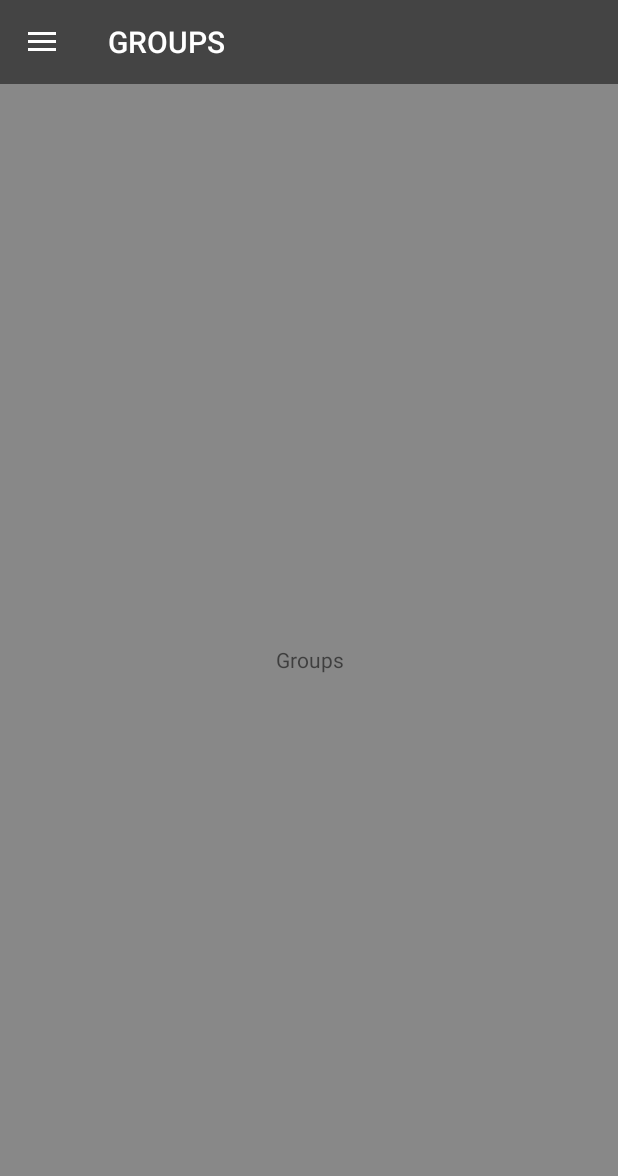
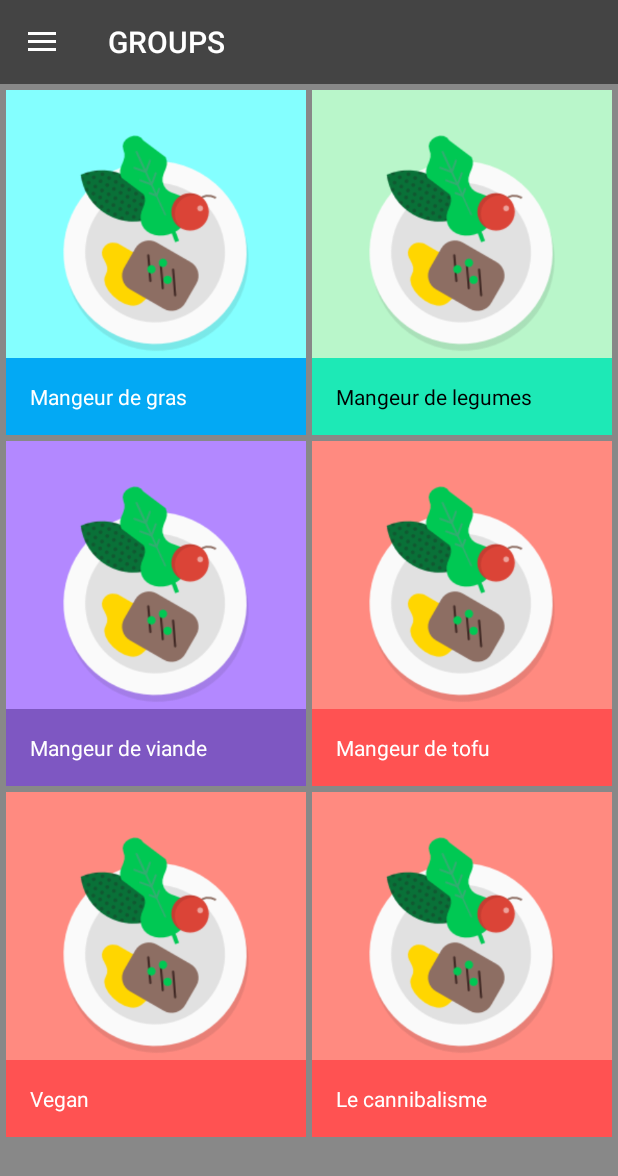
Before and after one commit to BJTUNourriture/Nourriture, an Android app: the fragment UserGroupsFragment placed in its activity, in the side drawer, after a tap on "GROUPS", on a phone screen of 412 x 824 dp. Shown: the top 1176 px of the screen. Run offline under Robolectric (Android 15) with nearby library versions, the phone set to English and light mode, and no system bars; libraries missing offline, so code that uses them is left out: rx.android.schedulers, rx.schedulers; 7 statements that could not run were skipped.

Commit message:
ajout page groupe user + page groups (necessite changement icone)

```diff
--- /dev/null
+++ b/source/android/app/src/main/java/cn/bjtu/nourriture/adapters/GroupsAdapter.java
@@ -0,0 +1,177 @@
+package cn.bjtu.nourriture.adapters;
+
+import android.app.Activity;
+import android.graphics.Color;
+import android.support.v4.app.FragmentActivity;
+import android.support.v4.app.FragmentTransaction;
+import android.support.v7.widget.RecyclerView;
+import android.util.Log;
+import android.view.LayoutInflater;
+import android.view.View;
+import android.view.ViewGroup;
+import android.widget.Filter;
+import android.widget.Filterable;
+import android.widget.ImageView;
+import android.widget.TextView;
+
+import java.util.ArrayList;
+import java.util.LinkedList;
+import java.util.List;
+
+import cn.bjtu.nourriture.R;
+import cn.bjtu.nourriture.api.NourritureService;
+import cn.bjtu.nourriture.api.ServiceFactory;
+import cn.bjtu.nourriture.fragments.GroupPageFragment;
+import cn.bjtu.nourriture.model.Groups;
+import rx.Observable;
+import rx.Subscriber;
+import rx.android.schedulers.AndroidSchedulers;
+import rx.schedulers.Schedulers;
+
+public class GroupsAdapter extends RecyclerView.Adapter<GroupsAdapter.ViewHolder> {
+
+    private final LayoutInflater mLayoutInflater;
+    private final Activity mActivity;
+    private List<Groups> mGroups = new ArrayList<>();
+    private List<Groups> mfilteredGroups = new ArrayList<>();
+
+    private static final String TAG = "Groups";
+
+    private OnItemClickListener mOnItemClickListener;
+
+    public interface OnItemClickListener {
+        void onClick(View view, int position);
+    }
+
+    public GroupsAdapter(Activity activity) {
+        mActivity = activity;
+        mLayoutInflater = LayoutInflater.from(activity.getApplicationContext());
+        updateGroups(activity);
+    }
+
+    private void updateGroups(Activity activity) {
+        //Insantiate the non-singleton Nourriture Service
+        NourritureService service = ServiceFactory.createRetrofitService(NourritureService.class);
+
+        //Get all the groups from the API
+        Observable<List<Groups>> observable = service.getGroups();
+
+        observable
+                .subscribeOn(Schedulers.newThread())
+                .observeOn(AndroidSchedulers.mainThread())
+                .subscribe(new Subscriber<List<Groups>>() {
+                    @Override
+                    public void onCompleted() {
+                        //Do nothing
+                    }
+
+                    @Override
+                    public void onError(Throwable e) {
+                        //Log.e(TAG, e.getMessage());
+                                /*e.printStackTrace();
+                                Log.e(TAG, e.getMessage());*/
+                                /*if (e instanceof HttpException) {
+                                    ErrorLogin error = ErrorUtils.parseError(((HttpException) e).response().errorBody(), ServiceGenerator.getRetrofit());
+                                }*/
+                    }
+
+                    @Override
+                    public void onNext(List<Groups> group) {
+                        for (int i = 0; i < group.size(); i++) {
+                            Log.d(TAG, group.get(i).getName());
+                            mGroups.add(new Groups(group.get(i).getName(), group.get(i).getDescription(), group.get(i).get_id(), new ColorItem("#84ffff", "#ffffff", "#03a9f4")));
+                        }
+                        notifyDataSetChanged();
+                    }
+                });
+        // get dummy groups
+
+        mGroups.add(new Groups("Mangeur de gras", "Le gras c'est la vie !!!", "000001", new ColorItem("#84ffff", "#ffffff","#03a9f4")));
+        mGroups.add(new Groups("Mangeur de legumes", "Les légumes vous rende utile à la société", "000002", new ColorItem("#b9f6ca", "#000000","#1de9b6")));
+        mGroups.add(new Groups("Mangeur de viande", "Au sommet de la chaine alimentaire", "000003", new ColorItem("#b388ff", "#ffffff","#7e57c2")));
+        mGroups.add(new Groups("Mangeur de tofu", "Mange du tofu, tu mourras vieux et depressif", "000004", new ColorItem("#ff8a80", "#ffffff","#ff5252")));
+        mGroups.add(new Groups("Vegan", "Les mangeur de viande iront en enfer","000004", new ColorItem("#ff8a80", "#ffffff","#ff5252")));
+        mGroups.add(new Groups("Le cannibalisme", "Le cannibalisme c'est la vie, la vie c'est le cannibalisme",  "000004", new ColorItem("#ff8a80", "#ffffff","#ff5252")));
+
+    }
+
+    @Override
+    public ViewHolder onCreateViewHolder(ViewGroup parent, int viewType) {
+        return new ViewHolder(mLayoutInflater
+                .inflate(R.layout.item_group, parent, false));
+    }
+
+
+    @Override
+    public void onBindViewHolder(ViewHolder holder, final int position) {
+        Groups group = mGroups.get(position);
+//        setCategoryIcon(group, holder.icon);
+//        holder.itemView.setBackgroundColor(getColor(theme.getWindowBackgroundColor()));
+
+
+        holder.icon.setImageResource(R.drawable.food);
+        holder.itemView.setBackgroundColor(Color.parseColor(group.getColor().getBackgroundColor()));
+        holder.name.setText(group.getName());
+        holder.name.setTextColor(Color.parseColor(group.getColor().getTextColor()));
+        holder.name.setBackgroundColor(Color.parseColor(group.getColor().getPrimaryColor()));
+
+//        holder.title.setTextColor(getColor(theme.getTextPrimaryColor()));
+//        holder.title.setBackgroundColor(getColor(theme.getPrimaryColor()));
+        holder.itemView.setOnClickListener(new View.OnClickListener() {
+            @Override
+            public void onClick(View v) {
+                mOnItemClickListener.onClick(v, position);
+
+                FragmentTransaction ft = ((FragmentActivity) mActivity).getSupportFragmentManager().beginTransaction();
+                ft.replace(R.id.frame, GroupPageFragment.newInstance(mGroups.get(position)));
+                ft.commit();
+            }
+        });
+    }
+
+
+    @Override
+    public long getItemId(int position) {
+        return mGroups.get(position).get_id().hashCode();
+    }
+
+    @Override
+    public int getItemCount() {
+        return mGroups.size();
+    }
+
+    public Groups getItem(int position) {
+        return mGroups.get(position);
+    }
+
+    public final void notifyItemChanged(String id) {
+        notifyItemChanged(getItemPositionById(id));
+    }
+
+    private int getItemPositionById(String id) {
+        for (int i = 0; i < mGroups.size(); i++) {
+            if (mGroups.get(i).get_id().equals(id)) {
+                return i;
+            }
+
+        }
+        return -1;
+    }
+
+    public void setOnItemClickListener(OnItemClickListener onItemClickListener) {
+        mOnItemClickListener = onItemClickListener;
+    }
+
+
+    static class ViewHolder extends RecyclerView.ViewHolder {
+
+        final ImageView icon;
+        final TextView name;
+
+        public ViewHolder(View container) {
+            super(container);
+            icon = (ImageView) container.findViewById(R.id.group_icon);
+            name = (TextView) container.findViewById(R.id.group_name);
+        }
+    }
+}
--- a/source/android/app/src/main/java/cn/bjtu/nourriture/api/NourritureService.java
+++ b/source/android/app/src/main/java/cn/bjtu/nourriture/api/NourritureService.java
@@ -4,6 +4,7 @@
 
 import java.util.List;
 
+import cn.bjtu.nourriture.model.Groups;
 import cn.bjtu.nourriture.model.Login;
 import cn.bjtu.nourriture.model.Message;
 import cn.bjtu.nourriture.model.Recipes;
@@ -38,4 +39,7 @@
     @GET("ingredients/")
     Observable<List <Ingredients>> getIngredients();
 
+    @GET("groups")
+    Observable<List <Groups>> getGroups();
+
 }
--- a/source/android/app/src/main/java/cn/bjtu/nourriture/api/ServiceFactory.java
+++ b/source/android/app/src/main/java/cn/bjtu/nourriture/api/ServiceFactory.java
@@ -13,6 +13,7 @@
     static String API_IP = "10.0.2.2";
     static String API_IP_maxime = "192.168.198.131";
     static String API_IP_julien = "192.168.0.101";
+    static String API_IP_benjamin = "192.168.1.102";
 
     static String SERVICE_ENDPOINT = "http://" + API_IP + ":8101/api/";
     static Retrofit mRestAdapter = null;
--- /dev/null
+++ b/source/android/app/src/main/java/cn/bjtu/nourriture/fragments/GroupAbstractFragment.java
@@ -0,0 +1,26 @@
+package cn.bjtu.nourriture.fragments;
+
+import android.os.Bundle;
+import android.support.v4.app.Fragment;
+import android.support.v7.widget.SearchView;
+import android.view.Menu;
+import android.view.MenuInflater;
+import android.view.MenuItem;
+
+import cn.bjtu.nourriture.R;
+import cn.bjtu.nourriture.adapters.GroupsAdapter;
+
+/**
+ * Author : Benjamin
+ * 26/12/15
+ **/
+public class GroupAbstractFragment extends Fragment {
+
+    protected GroupsAdapter mAdapter;
+
+    @Override
+    public void onCreate(Bundle savedInstanceState) {
+        super.onCreate(savedInstanceState);
+        setHasOptionsMenu(true);
+    }
+}
--- a/source/android/app/src/main/java/cn/bjtu/nourriture/fragments/GroupFragment.java
+++ b/source/android/app/src/main/java/cn/bjtu/nourriture/fragments/GroupFragment.java
@@ -1,29 +1,56 @@
 package cn.bjtu.nourriture.fragments;
 
 import android.os.Bundle;
-import android.support.v4.app.Fragment;
+import android.support.v7.widget.RecyclerView;
 import android.view.LayoutInflater;
 import android.view.View;
 import android.view.ViewGroup;
-import android.widget.TextView;
 
 import cn.bjtu.nourriture.R;
+import cn.bjtu.nourriture.adapters.GroupsAdapter;
+import cn.bjtu.nourriture.widget.OffsetDecoration;
 
 /**
- * Author : juliengenoud
- * 30/11/15
+ * Author : Benjamin
+ * 26/11/15
  **/
-public class GroupFragment  extends Fragment{
+public class GroupFragment extends GroupAbstractFragment  {
 
     public static GroupFragment newInstance() {
-        GroupFragment fragment = new GroupFragment();
-        return fragment;
+        return new GroupFragment();
     }
 
     @Override
     public View onCreateView(LayoutInflater inflater, ViewGroup container, Bundle savedInstanceState) {
-        View v = inflater.inflate(R.layout.dummy_fragment,container,false);
-        ((TextView)v.findViewById(R.id.dummy)).setText("Groups");
+        View v = inflater.inflate(R.layout.groups_fragment,container,false);
         return v;
     }
+
+    @Override
+    public void onViewCreated(View view, Bundle savedInstanceState) {
+        setUpGroupsGrid((RecyclerView) view.findViewById(R.id.groups_recycler));
+        super.onViewCreated(view, savedInstanceState);
+    }
+
+    private void setUpGroupsGrid(RecyclerView categoriesView) {
+        final int spacing = getActivity().getApplicationContext().getResources()
+                .getDimensionPixelSize(R.dimen.spacing_nano);
+        categoriesView.addItemDecoration(new OffsetDecoration(spacing));
+        mAdapter = new GroupsAdapter(getActivity());
+        mAdapter.setOnItemClickListener(
+                new GroupsAdapter.OnItemClickListener() {
+                    @Override
+                    public void onClick(View v, int position) {
+//                        Activity activity = getActivity();
+//                        startQuizActivityWithTransition(activity,
+//                                v.findViewById(R.id.category_title),
+//                                mAdapter.getItem(position));
+                    }
+                });
+        categoriesView.setAdapter(mAdapter);
+
+        if (mAdapter.getItemCount() > 0 && getView() != null) {
+            getView().findViewById(R.id.empty_view).setVisibility(View.GONE);
+        }
+    }
 }
--- /dev/null
+++ b/source/android/app/src/main/java/cn/bjtu/nourriture/fragments/GroupPageFragment.java
@@ -0,0 +1,41 @@
+package cn.bjtu.nourriture.fragments;
+
+import android.os.Bundle;
+import android.support.v4.app.Fragment;
+import android.support.v7.widget.Toolbar;
+import android.util.Log;
+import android.view.LayoutInflater;
+import android.view.View;
+import android.view.ViewGroup;
+
+import cn.bjtu.nourriture.R;
+import cn.bjtu.nourriture.model.Groups;
+
+/**
+ * Created by Benjamin
+ * on 26/12/15.
+ */
+public class GroupPageFragment extends Fragment {
+
+    private static final String TAG = "GroupPageFragment";
+    private static String mTitle = null;
+
+    View inflatedView = null;
+    Toolbar toolbar = null;
+
+    public static GroupPageFragment newInstance(Groups group) {
+        GroupPageFragment fragment = new GroupPageFragment();
+
+        mTitle = group.getName();
+        return fragment;
+    }
+
+    @Override
+    public View onCreateView(LayoutInflater inflater, ViewGroup container, Bundle savedInstanceState) {
+
+        inflatedView = inflater.inflate(R.layout.group_fragment, container, false);
+        toolbar = (Toolbar) inflatedView.findViewById(R.id.group_page_toolbar);
+        toolbar.setTitle(mTitle);
+        return inflatedView;
+    }
+}
--- a/source/android/app/src/main/java/cn/bjtu/nourriture/fragments/users/UserGroupsFragment.java
+++ b/source/android/app/src/main/java/cn/bjtu/nourriture/fragments/users/UserGroupsFragment.java
@@ -1,28 +1,61 @@
 package cn.bjtu.nourriture.fragments.users;
 
 import android.os.Bundle;
-import android.support.v4.app.Fragment;
+import android.support.v7.widget.RecyclerView;
 import android.view.LayoutInflater;
 import android.view.View;
 import android.view.ViewGroup;
-import android.widget.TextView;
 
 import cn.bjtu.nourriture.R;
+import cn.bjtu.nourriture.adapters.GroupsAdapter;
+import cn.bjtu.nourriture.fragments.GroupAbstractFragment;
+import cn.bjtu.nourriture.widget.OffsetDecoration;
 
 /**
- * Author : juliengenoud
- * 20/12/15
+ * Author : Benjamin
+ * 26/12/15
  **/
-public class UserGroupsFragment extends Fragment {
+public class UserGroupsFragment extends GroupAbstractFragment {
+
     public static UserGroupsFragment newInstance() {
-        UserGroupsFragment fragment = new UserGroupsFragment();
-        return fragment;
+        return new UserGroupsFragment();
     }
 
     @Override
     public View onCreateView(LayoutInflater inflater, ViewGroup container, Bundle savedInstanceState) {
-        View v = inflater.inflate(R.layout.dummy_fragment, container, false);
-        ((TextView) v.findViewById(R.id.dummy)).setText("GROUPS USERS");
+        View v = inflater.inflate(R.layout.groups_fragment,container,false);
+        //Toolbar toolbar =  (Toolbar) getActivity().findViewById(R.id.toolbar);
+        // Enable the Up button
         return v;
     }
+
+    @Override
+    public void onViewCreated(View view, Bundle savedInstanceState) {
+        setUpGroupsGrid((RecyclerView) view.findViewById(R.id.groups_recycler));
+        super.onViewCreated(view, savedInstanceState);
+    }
+
+    private void setUpGroupsGrid(RecyclerView categoriesView) {
+        final int spacing = getActivity().getApplicationContext().getResources()
+                .getDimensionPixelSize(R.dimen.spacing_nano);
+        categoriesView.addItemDecoration(new OffsetDecoration(spacing));
+        mAdapter = new GroupsAdapter(getActivity());
+        mAdapter.setOnItemClickListener(
+                new GroupsAdapter.OnItemClickListener() {
+                    @Override
+                    public void onClick(View v, int position) {
+//                        Activity activity = getActivity();
+//                        startQuizActivityWithTransition(activity,
+//                                v.findViewById(R.id.category_title),
+//                                mAdapter.getItem(position));
+                    }
+                });
+        categoriesView.setAdapter(mAdapter);
+
+        if (mAdapter.getItemCount() > 0 && getView() != null) {
+            getView().findViewById(R.id.empty_view).setVisibility(View.GONE);
+        }
+    }
+
+
 }
--- /dev/null
+++ b/source/android/app/src/main/java/cn/bjtu/nourriture/model/Groups.java
@@ -0,0 +1,36 @@
+package cn.bjtu.nourriture.model;
+
+import cn.bjtu.nourriture.adapters.ColorItem;
+
+/**
+ * Author : Benjamin
+ * 26/12/15
+ **/
+public class Groups  {
+
+    private final ColorItem colorItem;
+    private String _id;
+    private String name;
+    private String description;
+
+    public Groups(String name, String description, String _id, ColorItem colorItem) {
+        this._id = _id;
+        this.name = name;
+        this.description = description;
+        this.colorItem = colorItem;
+    }
+
+    public String get_id() {
+        return _id;
+    }
+
+    public String getName() {
+        return name;
+    }
+
+    public String getDescription() { return description; }
+
+    public ColorItem getColor() {
+        return colorItem;
+    }
+}
--- /dev/null
+++ b/source/android/app/src/main/res/layout/group_fragment.xml
@@ -0,0 +1,16 @@
+<?xml version="1.0" encoding="utf-8"?>
+<LinearLayout xmlns:android="http://schemas.android.com/apk/res/android"
+    android:orientation="vertical" android:layout_width="match_parent"
+    android:layout_height="match_parent">
+
+    <android.support.v7.widget.Toolbar
+        android:id="@+id/group_page_toolbar"
+        xmlns:android="http://schemas.android.com/apk/res/android"
+        android:layout_width="match_parent"
+        android:layout_height="wrap_content"
+        android:elevation="4dp"
+        android:background="#C10000">
+
+    </android.support.v7.widget.Toolbar>
+
+</LinearLayout>
--- /dev/null
+++ b/source/android/app/src/main/res/layout/groups_fragment.xml
@@ -0,0 +1,32 @@
+<?xml version="1.0" encoding="utf-8"?>
+<RelativeLayout xmlns:android="http://schemas.android.com/apk/res/android"
+    xmlns:app="http://schemas.android.com/apk/res-auto"
+    xmlns:tools="http://schemas.android.com/tools"
+    android:layout_width="match_parent"
+    android:layout_height="match_parent">
+
+    <TextView
+        android:id="@+id/empty_view"
+        android:layout_width="match_parent"
+        android:layout_height="match_parent"
+        android:gravity="center"
+        android:text="No groups found"
+        android:visibility="visible"/>
+
+
+    <android.support.v7.widget.RecyclerView
+        android:id="@+id/groups_recycler"
+        android:layout_width="match_parent"
+        android:layout_height="match_parent"
+        android:clipToPadding="false"
+        android:padding="@dimen/spacing_nano"
+        android:scrollbarStyle="outsideOverlay"
+        android:scrollbars="vertical"
+        android:transitionGroup="false"
+        app:layoutManager="android.support.v7.widget.GridLayoutManager"
+        app:spanCount="2"
+        tools:ignore="UnusedAttribute"/>
+
+
+
+</RelativeLayout>
--- /dev/null
+++ b/source/android/app/src/main/res/layout/item_group.xml
@@ -0,0 +1,24 @@
+<FrameLayout xmlns:android="http://schemas.android.com/apk/res/android"
+    xmlns:tools="http://schemas.android.com/tools"
+    android:id="@+id/category_item"
+    android:layout_width="match_parent"
+    android:layout_height="wrap_content"
+    android:foreground="@drawable/selector_subtle"
+    tools:ignore="UseCompoundDrawables">
+
+    <ImageView
+        android:id="@+id/group_icon"
+        android:layout_width="match_parent"
+        android:layout_height="220dp"
+        android:layout_marginBottom="@dimen/size_avatar_toolbar"
+        android:contentDescription="@string/category" />
+
+    <TextView
+        android:id="@+id/group_name"
+        android:layout_width="match_parent"
+        android:layout_height="wrap_content"
+        android:layout_gravity="bottom"
+        android:textSize="14sp"
+        android:padding="@dimen/spacing_double" />
+
+</FrameLayout>
```
